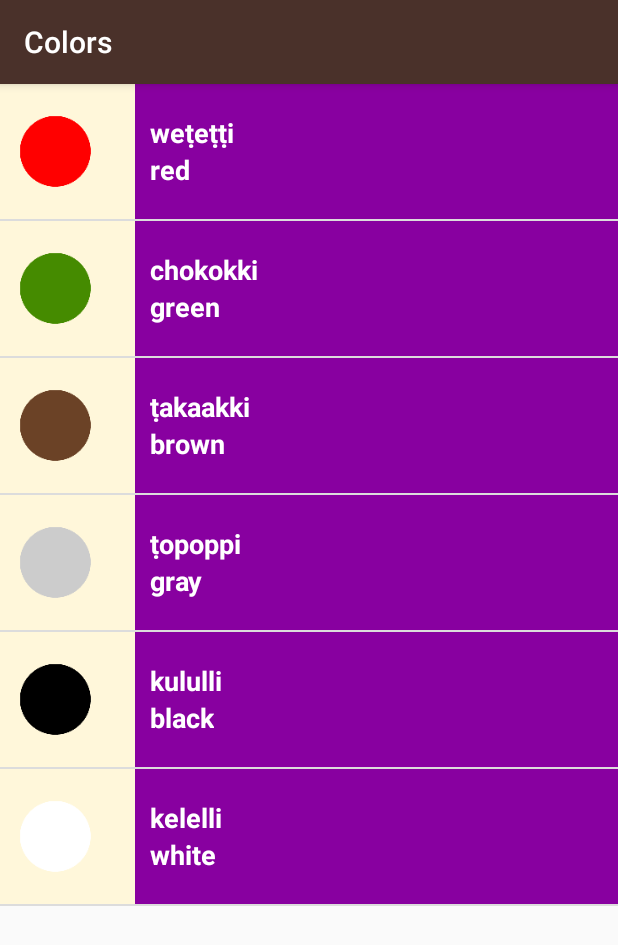
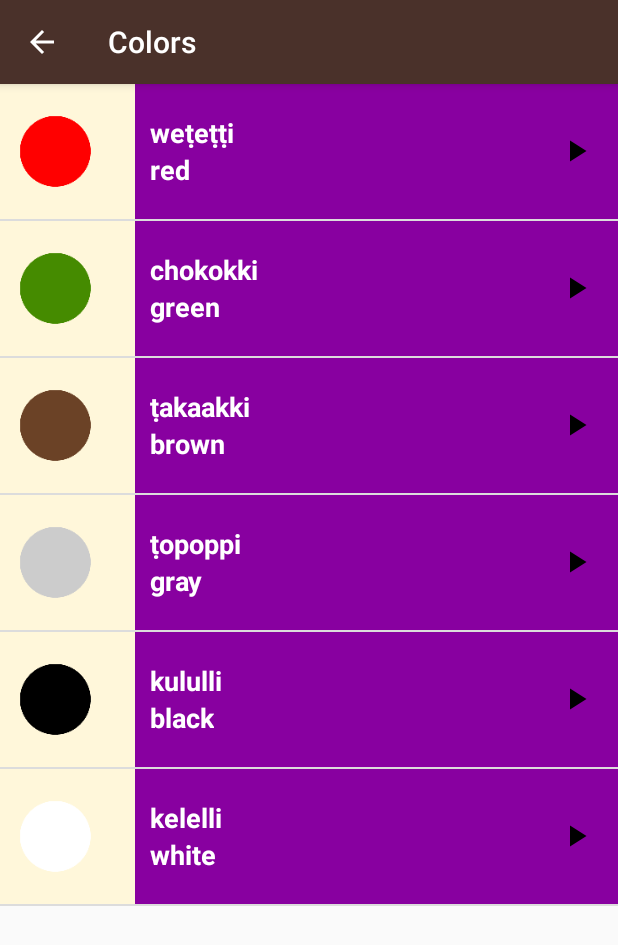
Before and after one commit to shauryauppal/Miwok, an Android app: the ColorsActivity screen opened directly, with no data from a screen before it, on a phone screen of 412 x 824 dp. Shown: the top 945 px of the screen. Run offline under Robolectric (Android 15) with nearby library versions, the phone set to English and light mode, and no system bars.

Commit message:
Add u pNavigation added

```diff
--- a/app/src/main/java/com/example/android/miwok/ColorsActivity.java
+++ b/app/src/main/java/com/example/android/miwok/ColorsActivity.java
@@ -48,6 +48,9 @@ public class ColorsActivity extends AppCompatActivity {
     protected void onCreate(Bundle savedInstanceState) {
         super.onCreate(savedInstanceState);
         setContentView(R.layout.word_list);
+
+        getSupportActionBar().setDisplayHomeAsUpEnabled(true);
+
         final ArrayList< Word > Num= new ArrayList< Word >();
         Num.add(new Word("red","weṭeṭṭi",R.drawable.color_red,R.raw.color_red));
         Num.add(new Word("green","chokokki",R.drawable.color_green,R.raw.color_green));
--- a/app/src/main/java/com/example/android/miwok/FamilyActivity.java
+++ b/app/src/main/java/com/example/android/miwok/FamilyActivity.java
@@ -47,6 +47,7 @@ public class FamilyActivity extends AppCompatActivity {
         super.onCreate(savedInstanceState);
         setContentView(R.layout.word_list);
 
+
         final ArrayList< Word > Num= new ArrayList< Word >();
         Num.add(new Word("father","әpә",R.drawable.family_father,R.raw.family_father));
         Num.add(new Word("son","angsi",R.drawable.family_son,R.raw.family_son));
--- a/app/src/main/java/com/example/android/miwok/NumbersActivity.java
+++ b/app/src/main/java/com/example/android/miwok/NumbersActivity.java
@@ -75,6 +75,10 @@ public class NumbersActivity extends AppCompatActivity {
         super.onCreate(savedInstanceState);
         setContentView(R.layout.word_list);
 
+        //Add Up Navigation at action bar
+       // getActionBar().setDisplayHomeAsUpEnabled(true);
+
+        //AudioManager Object
         mAudioManager = (AudioManager) getSystemService(AUDIO_SERVICE);
 
 
--- a/app/src/main/res/layout/activity_main.xml
+++ b/app/src/main/res/layout/activity_main.xml
@@ -14,6 +14,7 @@
         style="@style/CategoryStyle"
         android:background="@color/category_numbers"
         android:text="@string/category_numbers"
+        android:textColor="@color/colorchange"
         />
 
     <TextView
@@ -21,6 +22,7 @@
         style="@style/CategoryStyle"
         android:background="@color/category_family"
         android:text="@string/category_family"
+        android:textColor="@color/colorchange"
         />
 
     <TextView
@@ -28,6 +30,7 @@
         style="@style/CategoryStyle"
         android:background="@color/category_colors"
         android:text="@string/category_colors"
+        android:textColor="@color/colorchange"
         />
 ?
     <TextView
@@ -35,6 +38,7 @@
         style="@style/CategoryStyle"
         android:background="@color/category_phrases"
         android:text="@string/category_phrases"
+        android:textColor="@color/colorchange"
         />
 
 </LinearLayout>
--- a/app/src/main/res/layout/list_item.xml
+++ b/app/src/main/res/layout/list_item.xml
@@ -59,7 +59,9 @@
                 android:layout_width="wrap_content"
                 android:layout_height="wrap_content"
                 android:layout_alignParentRight="true"
-
+                android:src="@drawable/ic_play_arrow"
+                android:layout_centerInParent="true"
+                android:padding="16dp"
                 />
         </RelativeLayout>
     </LinearLayout>
--- a/app/src/main/res/layout/word_list.xml
+++ b/app/src/main/res/layout/word_list.xml
@@ -4,7 +4,5 @@
     android:id="@+id/list"
     android:layout_width="match_parent"
     android:layout_height="match_parent"
-    android:orientation="vertical">
-
-
-</ListView>
+    android:orientation="vertical"
+    android:drawSelectorOnTop="true" />
```
Also changed, not shown: app/src/main/AndroidManifest.xml (+21 -5 lines), app/src/main/res/color/colorchange.xml (added, +8 -0 lines), app/src/main/res/drawable-hdpi/ic_play_arrow.png (added), app/src/main/res/drawable-mdpi/ic_play_arrow.png (added), app/src/main/res/drawable-xhdpi/ic_play_arrow.png (added), app/src/main/res/drawable-xxhdpi/ic_play_arrow.png (added), app/src/main/res/drawable-xxxhdpi/ic_play_arrow.png (added).
